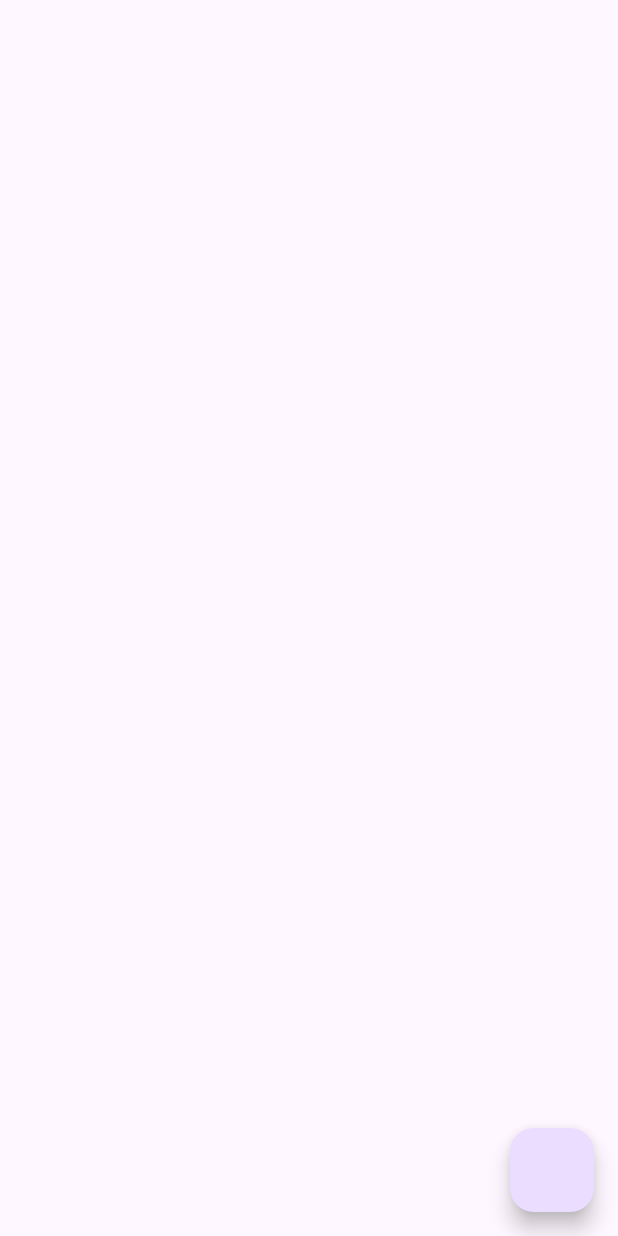
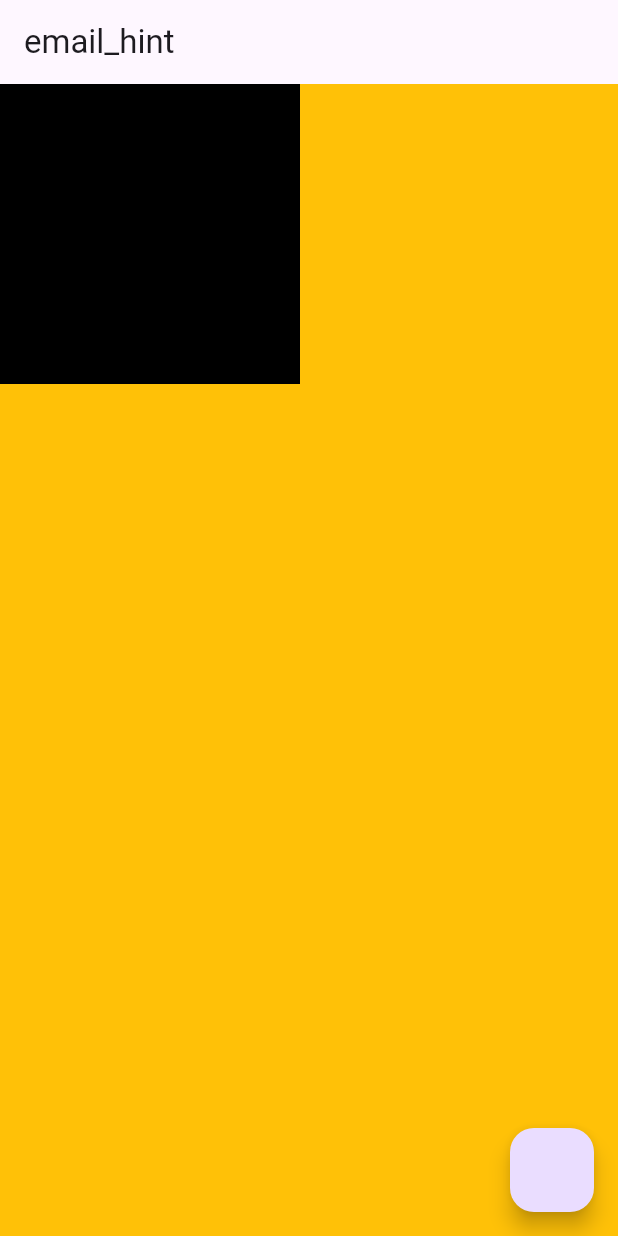
Before and after one commit to YaqoobAhmed/Getx-MVVM, a Flutter app: the screen it shows after launch, on a phone screen of 412 x 824 dp. Run offline on Flutter 3.47's test engine with Material 3 defaults, Android fonts, the light colour scheme and no system bars; our stand-ins replace fluttertoast, get.

Commit message:
localization

```diff
--- a/lib/main.dart
+++ b/lib/main.dart
@@ -1,5 +1,7 @@
 import 'package:flutter/material.dart';
 import 'package:get/get.dart';
+import 'package:getx_nvvm/resources/localization/app_localization.dart';
+import 'package:getx_nvvm/resources/routes/routes.dart';
 import 'package:getx_nvvm/view/splash_screen.dart';
 
 void main() {
@@ -14,8 +16,12 @@ class MyApp extends StatelessWidget {
   Widget build(BuildContext context) {
     return GetMaterialApp(
       debugShowCheckedModeBanner: false,
+      translations: AppLocalization(),
+      locale: Locale('en_US'),
+      fallbackLocale: Locale('en_US'),
       title: 'Flutter Demo',
       home: SplashScreen(),
+      getPages: AppRoutes.appRoutes(),
     );
   }
 }
--- /dev/null
+++ b/lib/resources/colors/app_color.dart
@@ -0,0 +1,6 @@
+import 'package:flutter/material.dart';
+
+class AppColor {
+  static const Color blackColro = Colors.black;
+  static Color? snackBarBackgroundColor = Colors.deepOrange[400];
+}
--- /dev/null
+++ b/lib/resources/localization/app_localization.dart
@@ -0,0 +1,9 @@
+import 'package:get/get_navigation/src/root/internacionalization.dart';
+
+class AppLocalization extends Translations {
+  @override
+  Map<String, Map<String, String>> get keys => {
+        'en_US': {'email_hint': 'Enter email'},
+        'ur_PK': {'email_hint': 'ای میل درج کریں۔'},
+      };
+}
--- /dev/null
+++ b/lib/resources/routes/routes.dart
@@ -0,0 +1,13 @@
+import 'package:get/get.dart';
+import 'package:getx_nvvm/resources/routes/routes_name.dart';
+import 'package:getx_nvvm/view/splash_screen.dart';
+
+class AppRoutes {
+  static appRoutes() => [
+        GetPage(
+            name: RoutesName.splashscreen,
+            page: () => const SplashScreen(),
+            transitionDuration: const Duration(milliseconds: 50),
+            transition: Transition.circularReveal),
+      ];
+}
--- /dev/null
+++ b/lib/resources/routes/routes_name.dart
@@ -0,0 +1,4 @@
+class RoutesName {
+  static const String splashscreen = '/splash_screen';
+  static const String loginScreen = '/login_screen';
+}
--- a/lib/view/splash_screen.dart
+++ b/lib/view/splash_screen.dart
@@ -1,5 +1,6 @@
 import 'package:flutter/material.dart';
-import 'package:getx_nvvm/data/app_exceptions.dart';
+import 'package:get/get.dart';
+import 'package:getx_nvvm/utils/utils.dart';
 
 class SplashScreen extends StatefulWidget {
   const SplashScreen({super.key});
@@ -12,9 +13,28 @@ class _SplashScreenState extends State<SplashScreen> {
   @override
   Widget build(BuildContext context) {
     return Scaffold(
+      backgroundColor: Colors.amber,
       floatingActionButton: FloatingActionButton(onPressed: () {
-        throw InternetException('message for');
+        Utils.toastMessage("Yaqoobs App");
+        Utils.snackBar("title", "message");
       }),
+      appBar: AppBar(
+        title: Text('email_hint'.tr),
+      ),
+      body: Column(
+        mainAxisSize: MainAxisSize.max,
+        children: [
+          Row(
+            children: [
+              Container(
+                color: Colors.black,
+                height: 200,
+                width: 200,
+              )
+            ],
+          )
+        ],
+      ),
     );
   }
 }
```
Also changed, not shown: lib/utils/utils.dart (added, +26 -0 lines).
